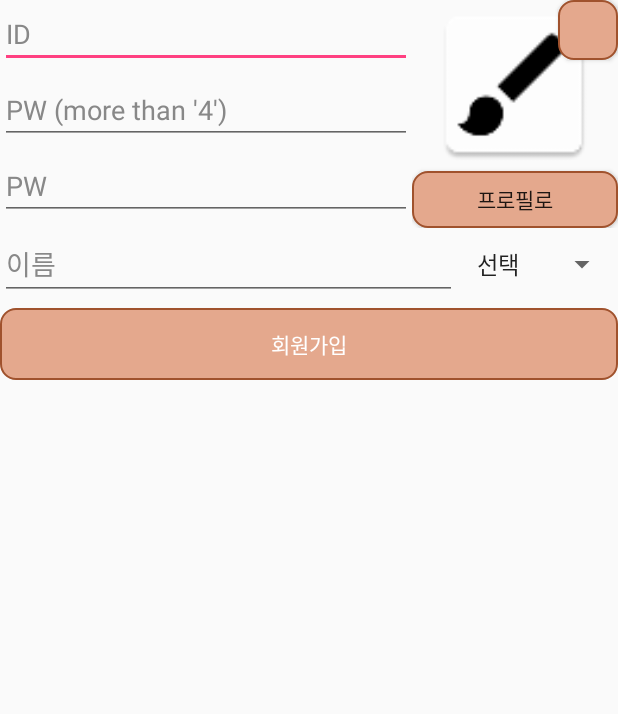
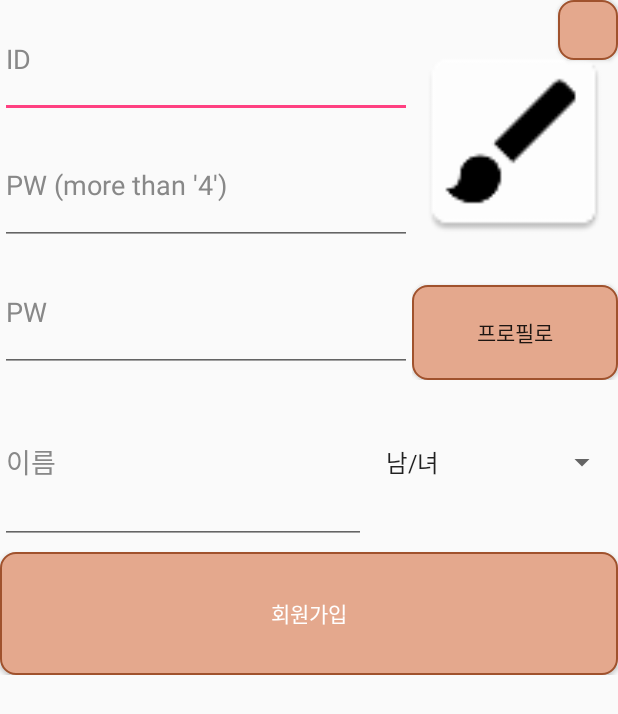
Before and after one commit to bbrokkkim/DrawWord, an Android app: the layout join_fragment.xml on its own in the app's theme, with its tools: preview values and no code run, on a phone screen of 412 x 824 dp. Shown: the top 714 px of the screen. Run offline under Robolectric (Android 15) with nearby library versions, the phone set to English and light mode, and no system bars; network calls fail.

Commit message:
fcm 제외한 모든 에러 잡음

```diff
--- a/app/src/main/java/com/example/kkk/drawword/Activity/MainActivity.java
+++ b/app/src/main/java/com/example/kkk/drawword/Activity/MainActivity.java
@@ -45,8 +45,8 @@ public class MainActivity extends Activity implements View.OnClickListener{
     Login_fragment login = new Login_fragment();
     FragmentManager fm;
     FragmentTransaction fragmentTransaction;
-    public static String server_url = "http://52.78.238.174/";
-    public static String sokcet_url = "52.78.238.174";
+    public static String server_url = "http://13.124.118.187/";
+    public static String sokcet_url = "13.124.118.187";
     public MainActivity (){
     }
     @Override
@@ -257,7 +257,7 @@ public class MainActivity extends Activity implements View.OnClickListener{
 
         //회원가입 유효성 검사
         void JoinMent(String id,String pwd1, String pwd2, String name,String sex){
-            if (name.equals("") || pwd1.equals("") || id.equals("") || sex.equals("선택")) {
+            if (name.equals("") || pwd1.equals("") || id.equals("") || sex.equals("남/녀")) {
                 Toast.makeText(getActivity(), "정보를 입력해주세요.", Toast.LENGTH_SHORT).show();
             } else if (!pwd1.equals(pwd2)) {
                 Toast.makeText(getActivity(), "비밀번호가 다릅니다.", Toast.LENGTH_SHORT).show();
--- a/app/src/main/java/com/example/kkk/drawword/Adapter/FriendAdapter.java
+++ b/app/src/main/java/com/example/kkk/drawword/Adapter/FriendAdapter.java
@@ -88,7 +88,7 @@ public class FriendAdapter extends BaseAdapter {
         }
 
         Picasso.with(context).load(String.valueOf(item.get(pos).getUser_photo())).into(viewHolder.photo);
-        Log.d("postion","pos "+ pos );
+        Log.d("PHOTO", item.get(pos).getUser_photo());
         return convertView;
     }
     public int getItemPosition(Object object) {
--- a/app/src/main/res/layout/join_fragment.xml
+++ b/app/src/main/res/layout/join_fragment.xml
@@ -4,10 +4,6 @@
     android:orientation="vertical" android:layout_width="match_parent"
     android:layout_height="match_parent">
 
-    <LinearLayout
-        android:layout_width="match_parent"
-        android:layout_height="match_parent"
-        android:orientation="vertical">
 
 
         <ScrollView
@@ -17,9 +13,8 @@
             <LinearLayout
                 android:layout_width="match_parent"
                 android:layout_height="match_parent"
-                android:orientation="vertical">
-
-
+                android:orientation="vertical"
+                android:minHeight="450dp">
 
                 <LinearLayout
                     android:layout_width="match_parent"
@@ -130,7 +125,7 @@
                     android:orientation="horizontal"
                     android:layout_marginBottom="5dp"
                     android:layout_weight="2"
-                    android:weightSum="8">
+                    android:weightSum="10">
 
                     <EditText
                         android:layout_width="0dp"
@@ -149,7 +144,7 @@
                         android:gravity="center"
                         android:layout_width="0dp"
                         android:layout_height="match_parent"
-                        android:layout_weight="2"
+                        android:layout_weight="4"
                         android:entries="@array/sex"/>
 
                 </LinearLayout>
@@ -166,6 +161,8 @@
                     android:background="@drawable/brawn_btn"
                     android:layout_weight="2"/>
 
+
+
             </LinearLayout>
 
 
@@ -173,7 +170,5 @@
 
 
 
-    </LinearLayout>
-
 
 </LinearLayout>
--- a/app/src/main/res/values/choice_sex.xml
+++ b/app/src/main/res/values/choice_sex.xml
@@ -3,7 +3,7 @@
 
 <string-array name="sex"
     layout_width="wrap_content">
-    <item>선택</item>
+    <item>남/녀</item>
     <item>male</item>
     <item>female</item>
 </string-array>
```
Also changed, not shown: app/src/main/java/com/example/kkk/drawword/Activity/DrawActivity.java (+48 -11 lines), app/src/main/java/com/example/kkk/drawword/Activity/RoomActivity.java (+19 -13 lines), app/src/main/java/com/example/kkk/drawword/Fragment/FriendlistFragment.java (+17 -12 lines), app/src/main/java/com/example/kkk/drawword/Fragment/GamelistFragment.java (+22 -3 lines).
